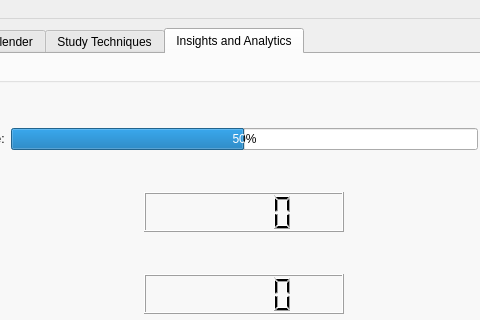
First picture: the form in App/mainWindow.ui, repository BadrGello/Task-Management-App, before the edit; both pictures show x 156 to 636 and y 0 to 320 of the 1297 by 710 pixel window.
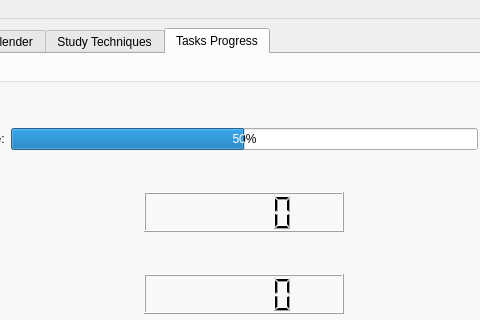
Second picture: the form after the edit. The open tabs and pages were chosen to show the change. Icons and pictures are not drawn.

Commit message: Changed Tabs Layout to be on the left

What changed in the file:
```diff
--- a/App/mainWindow.ui
+++ b/App/mainWindow.ui
@@ -752,7 +752,7 @@
       </widget>
       <widget class="QWidget" name="tab_insights">
        <attribute name="title">
-        <string>Insights and Analytics</string>
+        <string>Tasks Progress</string>
        </attribute>
        <layout class="QGridLayout" name="gridLayout_5">
         <item row="0" column="1">
```
Left out of the diff: 2 changed lines with no effect on the pictures. The commit also changes 1 other file.
